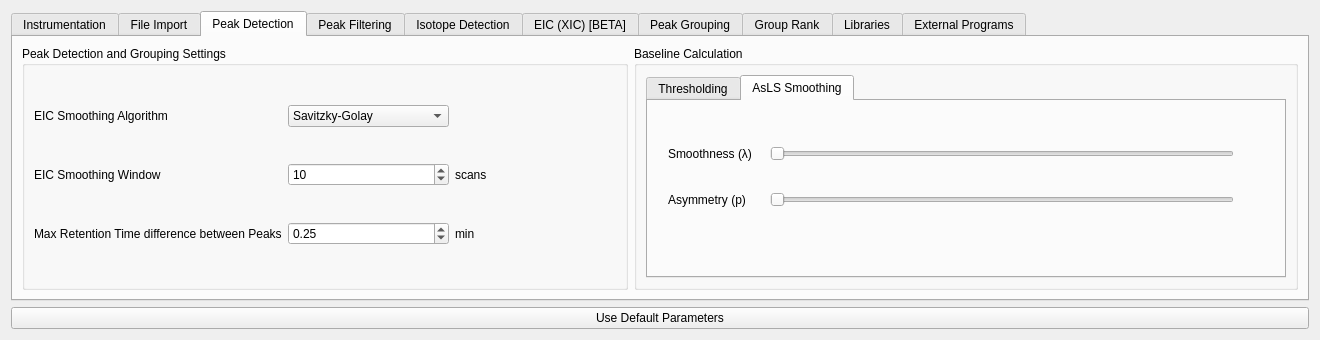
ElucidataInc/ElMaven, file src/gui/mzroll/forms/settingsform.ui: the form before one commit.
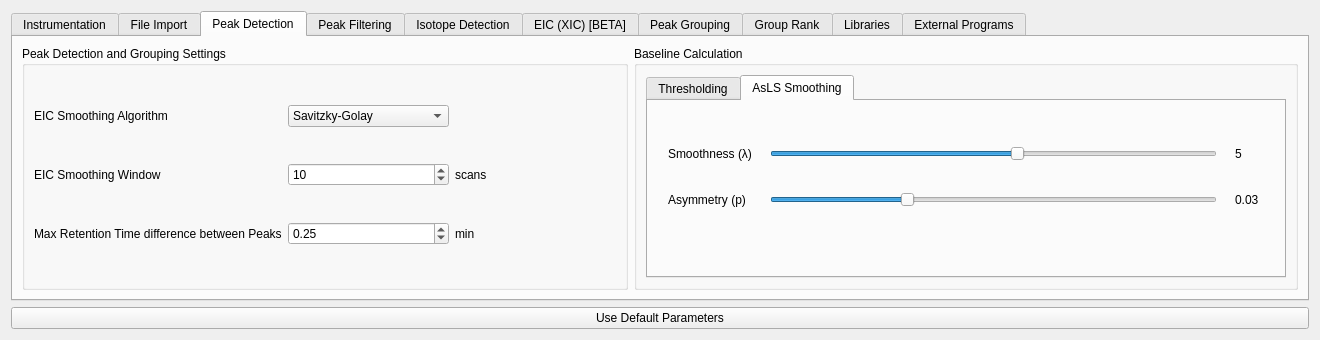
The form after the commit. Icons and pictures are not drawn.

Commit message:
Set default values for AsLS smoothing sliders
The default parameter values for AsLS baseline correction has been
set to 5 for lambda and 3 for asymmetry.

```diff
--- a/src/gui/mzroll/forms/settingsform.ui
+++ b/src/gui/mzroll/forms/settingsform.ui
@@ -606,7 +606,7 @@
                   <string>&lt;html&gt;&lt;head/&gt;&lt;body&gt;&lt;p&gt;Asymmetry (&lt;span style=&quot; font-weight:600;&quot;&gt;p&lt;/span&gt;) for position bias of the baseline. The value of &lt;span style=&quot; font-weight:600;&quot;&gt;p&lt;/span&gt; needs to be in the range (0.00 ≤ &lt;span style=&quot; font-weight:600;&quot;&gt;p&lt;/span&gt; ≤ 0.1) to perform well on positive peak chromatograms.&lt;/p&gt;&lt;/body&gt;&lt;/html&gt;</string>
                  </property>
                  <property name="text">
-                  <string/>
+                  <string>0.03</string>
                  </property>
                 </widget>
                </item>
@@ -616,7 +616,7 @@
                   <string>&lt;html&gt;&lt;head/&gt;&lt;body&gt;&lt;p&gt;Smoothness (&lt;span style=&quot; font-weight:600;&quot;&gt;λ&lt;/span&gt;) for flexibility of the baseline. This value is represented as a linear scale for log of &lt;span style=&quot; font-weight:600;&quot;&gt;λ&lt;/span&gt;.&lt;/p&gt;&lt;/body&gt;&lt;/html&gt;</string>
                  </property>
                  <property name="text">
-                  <string/>
+                  <string>5</string>
                  </property>
                 </widget>
                </item>
@@ -628,6 +628,9 @@
                  <property name="pageStep">
                   <number>1</number>
                  </property>
+                 <property name="value">
+                  <number>5</number>
+                 </property>
                  <property name="orientation">
                   <enum>Qt::Horizontal</enum>
                  </property>
@@ -641,6 +644,9 @@
                  <property name="pageStep">
                   <number>1</number>
                  </property>
+                 <property name="value">
+                  <number>3</number>
+                 </property>
                  <property name="orientation">
                   <enum>Qt::Horizontal</enum>
                  </property>
```
The commit also changes 2 other files.
